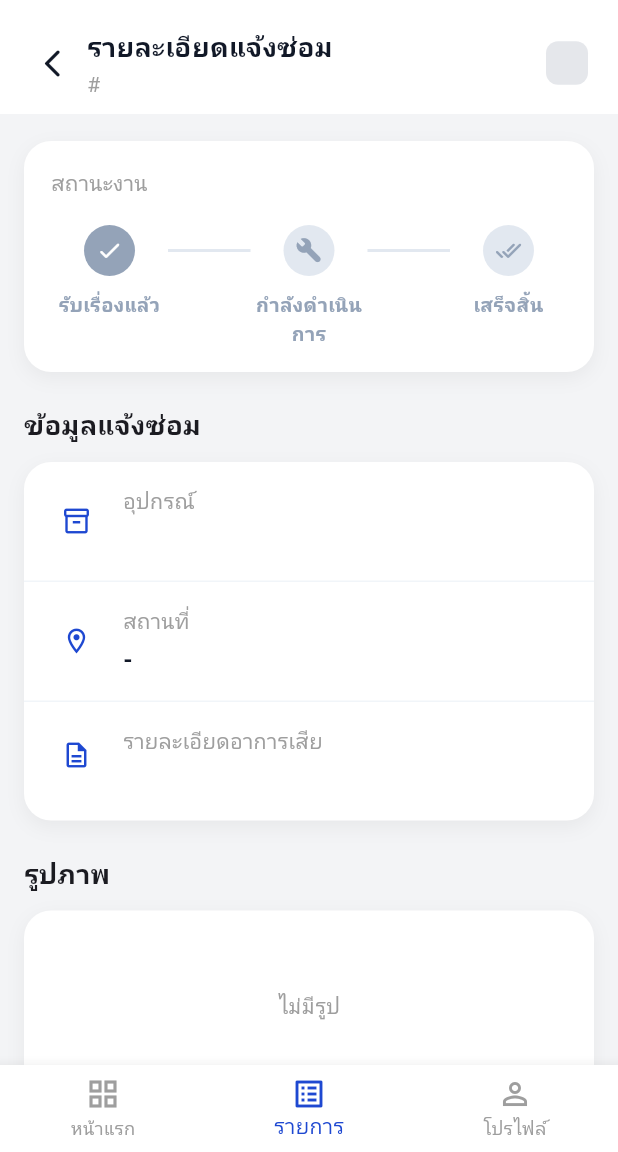
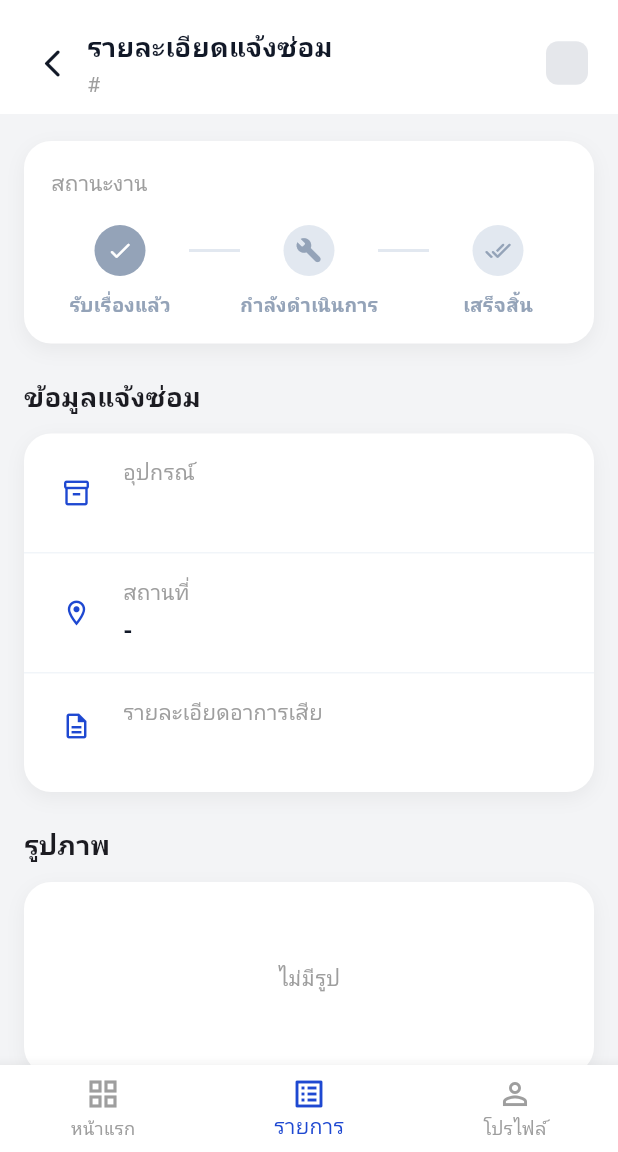
Before and after one commit to Team0-FixDesk/flutter-fixdesk, a Flutter app: the UserDetailRepairPage screen opened directly with empty values, on a phone screen of 412 x 824 dp, the part 84-1236 px from its top. Run offline on Flutter 3.47's test engine with Material 3 defaults, Android fonts, the light colour scheme and no system bars; our stand-ins replace supabase_flutter; accounts and stored records are empty.

Commit message:
refactor
แก้ navigation menu หน้า user_detail_repair.dart ไม่ทำงาน
refactor user_detail_repair.dart
refactor user_home_page.dart
refactor user_my_repair_list_page.dart

```diff
--- a/fixdesk_app/lib/user/user_detail_repair.dart
+++ b/fixdesk_app/lib/user/user_detail_repair.dart
@@ -2,8 +2,13 @@ import 'package:flutter/material.dart';
 
 class UserDetailRepairPage extends StatelessWidget {
   final Map<String, dynamic> repair;
+  final int currentTabIndex;
 
-  const UserDetailRepairPage({super.key, required this.repair});
+  const UserDetailRepairPage({
+    super.key,
+    required this.repair,
+    this.currentTabIndex = 1,
+  });
 
   String statusLabel(String? status) {
     switch (status) {
@@ -358,25 +363,22 @@ class UserDetailRepairPage extends StatelessWidget {
           ],
         ),
       ),
-      bottomNavigationBar: IgnorePointer(
-        child: BottomNavigationBar(
-          currentIndex: 1,
-          onTap: (_) {},
+      bottomNavigationBar: BottomNavigationBar(
+        currentIndex: currentTabIndex,
+        onTap: (index) {
+          Navigator.of(context).pop(index);
+        },
         items: const [
           BottomNavigationBarItem(
             icon: Icon(Icons.grid_view),
             label: 'หน้าแรก',
           ),
-            BottomNavigationBarItem(
-              icon: Icon(Icons.list_alt),
-              label: 'รายการ',
-            ),
+          BottomNavigationBarItem(icon: Icon(Icons.list_alt), label: 'รายการ'),
           BottomNavigationBarItem(
             icon: Icon(Icons.person_outline),
             label: 'โปรไฟล์',
           ),
         ],
-        ),
       ),
     );
   }
@@ -508,7 +510,7 @@ class _TimelineStep extends StatelessWidget {
   @override
   Widget build(BuildContext context) {
     return SizedBox(
-      width: 78,
+      width: 92,
       child: Column(
         mainAxisSize: MainAxisSize.min,
         children: [
@@ -522,13 +524,17 @@ class _TimelineStep extends StatelessWidget {
             child: Icon(icon, size: 18, color: iconColor),
           ),
           const SizedBox(height: 10),
-          Text(
+          FittedBox(
+            fit: BoxFit.scaleDown,
+            child: Text(
               label,
               textAlign: TextAlign.center,
+              maxLines: 1,
               style: TextStyle(
                 fontSize: 13,
                 fontWeight: FontWeight.w600,
                 color: textColor,
+              ),
             ),
           ),
         ],
```
Also changed, not shown: fixdesk_app/lib/user/user_home_page.dart (+29 -4 lines), fixdesk_app/lib/user/user_my_repair_list_page.dart (+22 -4 lines). Lines whose indentation alone changed are shown as unchanged.
